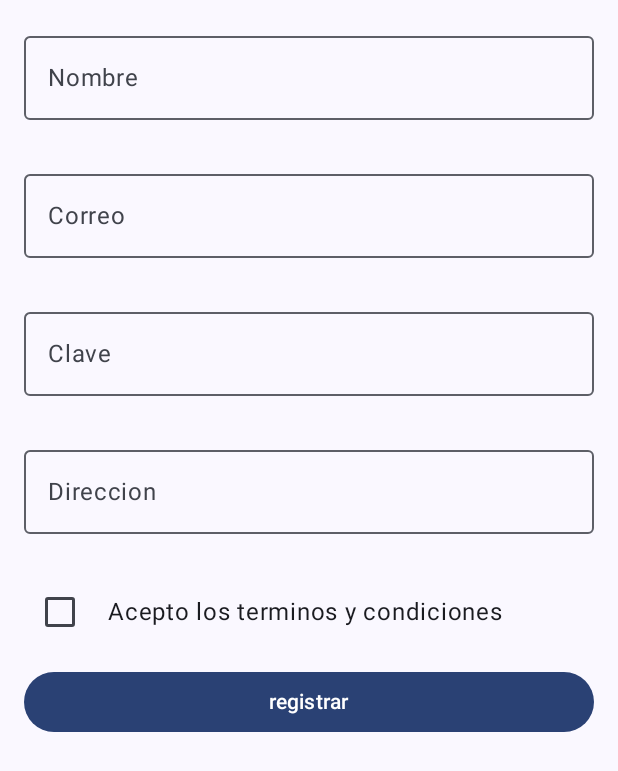
After one commit to Laura123-fon/Camilo_kotlin, an Android app built with Jetpack Compose: the RegistroScreen screen opened through its navigation route, on a phone screen of 412 x 824 dp. The commit adds this screen. Shown: the top 771 px of the screen. Run offline under Robolectric (Android 15) with nearby library versions, the phone set to English and light mode, and no system bars; 1 statement that could not run was skipped.

Commit message:
Se agregó la estructura para manejar el registro de usuario utilizando el patrón MVVM:
Estructura creada:
- viewmodel/UsuarioViewModel.kt: Maneja el estado del formulario con MutableStateFlow y validaciones.
- ui/screens/RegistroScreen.kt: Interfaz Compose con campos de texto, checkbox y botón de registro.
- ui/screens/ResumenScreen.kt: Muestra los datos ingresados en tiempo real usando collectAsState().
- ui/screens/UsuarioUiState.kt y UsuarioErrores.kt: Modelos de estado y validación.

Cambios adicionales:
- MainActivity.kt fue simplificado para usar AppNavigation() como punto de entrada.
- AndroidManifest.xml confirmado con MainActivity como LAUNCHER.
- AppNavigation configurado para conectar RegistroScreen y ResumenScreen.

El flujo permite:
- Ingresar datos de usuario y validar campos.
- Navegar a una pantalla resumen al registrar correctamente.
- Reflejar los datos en tiempo real.

Proyecto probado y compilado exitosamente en emulador.

```diff
--- a/app/src/main/java/com/example/app_definida/MainActivity.kt
+++ b/app/src/main/java/com/example/app_definida/MainActivity.kt
@@ -2,74 +2,58 @@ package com.example.app_definida
 
 import android.os.Bundle
 import androidx.activity.ComponentActivity
-import androidx.activity.compose.setContent
+import androidx.activity.compose.setContent // Importación correcta
+import androidx.compose.foundation.layout.Box
 import androidx.compose.foundation.layout.fillMaxSize
 import androidx.compose.foundation.layout.padding
-import androidx.compose.material3.ExperimentalMaterial3Api
 import androidx.compose.material3.Scaffold
 import androidx.compose.runtime.LaunchedEffect
 import androidx.compose.ui.Modifier
 import androidx.lifecycle.viewmodel.compose.viewModel
 import androidx.navigation.compose.rememberNavController
+import com.example.app_definida.navigation.AppNavigation
 import com.example.app_definida.navigation.NavigationEvent
-import com.example.app_definida.navigation.Screen
-import com.example.app_definida.ui.screens.HomeScreen
+import com.example.app_definida.ui.theme.APP_DEFINIDATheme
 import com.example.app_definida.viewmodel.MainViewModel
 import kotlinx.coroutines.flow.collectLatest
-import androidx.navigation.compose.NavHost
-import androidx.navigation.compose.composable
-import com.example.app_definida.ui.screens.ProfileScreen
-import com.example.app_definida.ui.screens.SettingsScreen
-import com.example.app_definida.ui.theme.APP_DEFINIDATheme
 
-
-@OptIn(ExperimentalMaterial3Api::class)
-class MainActivity : ComponentActivity(){
+class MainActivity : ComponentActivity() {
     override fun onCreate(savedInstanceState: Bundle?) {
         super.onCreate(savedInstanceState)
         setContent {
             APP_DEFINIDATheme {
-                val viewModel: MainViewModel = viewModel()
+                val mainViewModel: MainViewModel = viewModel()
                 val navController = rememberNavController()
 
-                LaunchedEffect(key1= Unit) {
-                    viewModel.navigationEvents.collectLatest { event ->
+                // "Cerebro" de la navegación: Escucha eventos del ViewModel y actúa sobre el NavController.
+                LaunchedEffect(Unit) {
+                    mainViewModel.navigationEvents.collectLatest { event ->
                         when (event) {
                             is NavigationEvent.NavigateTo -> {
-                                navController.navigate(event.route.route){
-                                    event.popUpToRoute?.let {
-                                        popUpTo(it.route){
-                                            inclusive = event.inclusive
-                                        }
-                                    }
+                                navController.navigate(event.route.route) {
+                                    event.popUpToRoute?.let { popUpTo(it.route) { inclusive = event.inclusive } }
                                     launchSingleTop = event.singleTop
                                     restoreState = true
-
                                 }
                             }
-
-                            is NavigationEvent.PopBackStack -> navController.popBackStack()
-                            is NavigationEvent.NavigateUp -> navController.navigateUp()
+                            is NavigationEvent.PopBackStack -> {
+                                navController.popBackStack()
+                            }
+                            is NavigationEvent.NavigateUp -> {
+                                navController.navigateUp()
+                            }
                         }
                     }
                 }
-                Scaffold(
-                    modifier = Modifier.fillMaxSize()
-                ) { innerPadding ->
-                    NavHost(
-                        navController = navController,
-                        startDestination = Screen.Home.route,
-                        modifier = Modifier.padding(innerPadding)
-                    ){
-                        composable(route = Screen.Home.route){
-                            HomeScreen(navController = navController, viewModel = viewModel)
-                        }
-                        composable(route = Screen.Profile.route){
-                            ProfileScreen(navController = navController, viewModel = viewModel)
-                        }
-                        composable(route = Screen.Settings.route){
-                            SettingsScreen(navController = navController, viewModel = viewModel)
-                        }
+
+                // Construcción de la UI
+                Scaffold(modifier = Modifier.fillMaxSize()) { innerPadding ->
+                    Box(modifier = Modifier.padding(innerPadding)) {
+                        // Pasamos las instancias de control a nuestro grafo de navegación.
+                        AppNavigation(
+                            navController = navController,
+                            mainViewModel = mainViewModel
+                        )
                     }
                 }
             }
--- /dev/null
+++ b/app/src/main/java/com/example/app_definida/navigation/AppNavigation.kt
@@ -0,0 +1,60 @@
+package com.example.app_definida.navigation
+
+import androidx.compose.runtime.Composable
+import androidx.compose.ui.Modifier
+import androidx.lifecycle.viewmodel.compose.viewModel
+import androidx.navigation.NavHostController
+import androidx.navigation.compose.NavHost
+import androidx.navigation.compose.composable
+import com.example.app_definida.ui.screens.HomeScreen
+import com.example.app_definida.ui.screens.ProfileScreen
+import com.example.app_definida.ui.screens.RegistroScreen
+import com.example.app_definida.ui.screens.ResumenScreen
+import com.example.app_definida.ui.screens.SettingsScreen
+import com.example.app_definida.viewmodel.MainViewModel
+import com.example.app_definida.viewmodel.UsuarioViewModel
+
+@Composable
+fun AppNavigation(
+    modifier: Modifier = Modifier,
+    navController: NavHostController,
+    // 1. CAMBIO: Recibe el MainViewModel principal
+    mainViewModel: MainViewModel
+) {
+    // 2. CAMBIO: El UsuarioViewModel se crea aquí para que sea compartido
+    //    solo por las pantallas que lo necesitan (Registro y Resumen).
+    val usuarioViewModel: UsuarioViewModel = viewModel()
+
+    NavHost(
+        navController = navController,
+        // La ruta de inicio ya está definida en MainActivity, pero aquí se confirma.
+        startDestination = Screen.Home.route,
+        modifier = modifier
+    ) {
+        // Pantallas que usan el MainViewModel
+        composable(Screen.Home.route) {
+            HomeScreen(mainViewModel)
+        }
+        composable(Screen.Profile.route) {
+            ProfileScreen(mainViewModel)
+        }
+        composable(Screen.Settings.route) {
+            SettingsScreen(mainViewModel)
+        }
+
+        // 3. CAMBIO: Pantallas que usan ambos ViewModels para una mejor comunicación.
+        //    La ruta "registro" ahora es parte de la clase Screen para mayor consistencia.
+        composable(Screen.Registro.route) {
+            RegistroScreen(
+                mainViewModel = mainViewModel,
+                usuarioViewModel = usuarioViewModel
+            )
+        }
+        composable(Screen.Resumen.route) {
+            ResumenScreen(
+                mainViewModel = mainViewModel,
+                usuarioViewModel = usuarioViewModel
+            )
+        }
+    }
+}
--- a/app/src/main/java/com/example/app_definida/navigation/Screen.kt
+++ b/app/src/main/java/com/example/app_definida/navigation/Screen.kt
@@ -5,6 +5,8 @@ sealed class Screen(val route: String) {
     data object Home : Screen("home_page")
     data object Profile : Screen("profile_page")
     data object Settings : Screen("settings_page")
+    object Registro : Screen("registro") // <-- AÑADIR ESTA LÍNEA
+    object Resumen : Screen("resumen")
 
     data class Detail(val itemId: String) : Screen("detail_page/{itemId}") {
         fun buildRoute(): String {
--- /dev/null
+++ b/app/src/main/java/com/example/app_definida/ui/screens/RegistroScreen.kt
@@ -0,0 +1,120 @@
+package com.example.app_definida.ui.screens
+
+import androidx.compose.foundation.layout.Arrangement
+import androidx.compose.foundation.layout.Column
+import androidx.compose.foundation.layout.Row
+import androidx.compose.foundation.layout.Spacer
+import androidx.compose.foundation.layout.fillMaxSize
+import androidx.compose.foundation.layout.fillMaxWidth
+import androidx.compose.foundation.layout.padding
+import androidx.compose.foundation.layout.width
+import androidx.compose.material3.Button
+import androidx.compose.material3.Checkbox
+import androidx.compose.material3.MaterialTheme
+import androidx.compose.material3.OutlinedTextField
+import androidx.compose.material3.Text
+import androidx.compose.runtime.Composable
+import androidx.compose.runtime.collectAsState
+import androidx.compose.runtime.getValue
+import androidx.compose.ui.Alignment
+import androidx.compose.ui.Modifier
+import androidx.compose.ui.text.input.PasswordVisualTransformation
+import androidx.compose.ui.unit.dp
+import com.example.app_definida.navigation.Screen // Importar la clase Screen
+import com.example.app_definida.viewmodel.MainViewModel
+import com.example.app_definida.viewmodel.UsuarioViewModel
+
+@Composable
+fun RegistroScreen(
+    // 1. CAMBIO EN LA FIRMA: Recibe MainViewModel y ya no NavController
+    mainViewModel: MainViewModel,
+    usuarioViewModel: UsuarioViewModel
+) {
+    // 2. CORRECCIÓN: Usa el nombre correcto del parámetro -> 'usuarioViewModel'
+    val estado by usuarioViewModel.estado.collectAsState()
+
+    Column(
+        Modifier
+            .fillMaxSize()
+            .padding(16.dp),
+        verticalArrangement = Arrangement.spacedBy(12.dp)
+    ) {
+        OutlinedTextField(
+            value = estado.nombre,
+            // 3. CORRECCIÓN: Referencia correcta al ViewModel
+            onValueChange = usuarioViewModel::onNombreChange,
+            label = { Text("Nombre") },
+            isError = estado.errores.nombre != null,
+            supportingText = {
+                estado.errores.nombre?.let {
+                    Text(it, color = MaterialTheme.colorScheme.error)
+                }
+            },
+            modifier = Modifier.fillMaxWidth()
+        )
+
+        OutlinedTextField(
+            value = estado.correo,
+            onValueChange = usuarioViewModel::onCorreoChange,
+            label = { Text("Correo") },
+            isError = estado.errores.correo != null,
+            supportingText = {
+                estado.errores.correo?.let {
+                    Text(it, color = MaterialTheme.colorScheme.error)
+                }
+            },
+            modifier = Modifier.fillMaxWidth()
+
+        )
+
+        OutlinedTextField(
+            value = estado.clave,
+            onValueChange = usuarioViewModel::onClaveChange,
+            label = { Text("Clave") },
+            visualTransformation = PasswordVisualTransformation(),
+            isError = estado.errores.clave != null,
+            supportingText = {
+                estado.errores.clave?.let {
+                    Text(it, color = MaterialTheme.colorScheme.error)
+                }
+            },
+            modifier = Modifier.fillMaxWidth()
+        )
+
+        OutlinedTextField(
+            value = estado.direccion,
+            onValueChange = usuarioViewModel::onDireccionChange,
+            label = { Text("Direccion") },
+            isError = estado.errores.direccion != null,
+            supportingText = {
+                estado.errores.direccion?.let {
+                    Text(it, color = MaterialTheme.colorScheme.error)
+                }
+            },
+            // 4. ERROR SUTIL CORREGIDO: No uses fillMaxSize() en un campo de texto dentro de una Columna
+            modifier = Modifier.fillMaxWidth()
+        )
+        Row (verticalAlignment = Alignment.CenterVertically){
+            Checkbox(
+                checked = estado.aceptaTerminos,
+                onCheckedChange = usuarioViewModel::onAceptarTerminosChange
+            )
+            Spacer(Modifier.width(8.dp))
+            Text("Acepto los terminos y condiciones")
+        }
+
+        Button(
+            onClick = {
+                // 5. CAMBIO: La validación ahora debe estar en el ViewModel
+                if (usuarioViewModel.validarFormulario()){
+                    // Le pedimos al MainViewModel que navegue por nosotros
+                    mainViewModel.navigateTo(Screen.Resumen)
+                }
+            },
+            // El botón tampoco debería tener fillMaxSize()
+            modifier = Modifier.fillMaxWidth()
+        ) {
+            Text("registrar")
+        }
+    }
+}
--- /dev/null
+++ b/app/src/main/java/com/example/app_definida/ui/screens/UsuarioUiState.kt
@@ -0,0 +1,17 @@
+package com.example.app_definida.ui.screens
+
+data class UsuarioUiState(
+    val nombre: String = "",
+    val correo: String = "",
+    val clave: String = "",
+    val direccion: String = "",
+    val aceptaTerminos: Boolean = false,
+    val errores: UsuarioErrores = UsuarioErrores()
+)
+
+data class UsuarioErrores(
+    val nombre: String? = null,
+    val correo: String? = null,
+    val clave: String? = null,
+    val direccion: String? = null
+)
```
Also changed, not shown: app/src/main/java/com/example/app_definida/ui/screens/ResumenScreen.kt (added, +29 -0 lines), app/src/main/java/com/example/app_definida/viewmodel/UsuarioViewModel.kt (added, +64 -0 lines).
